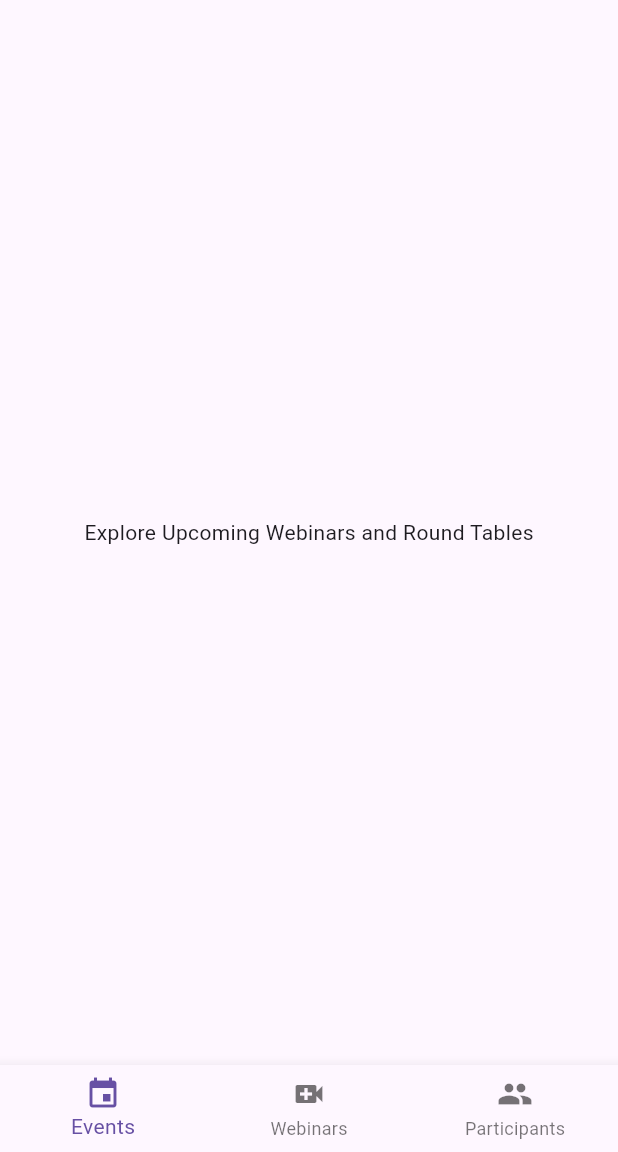
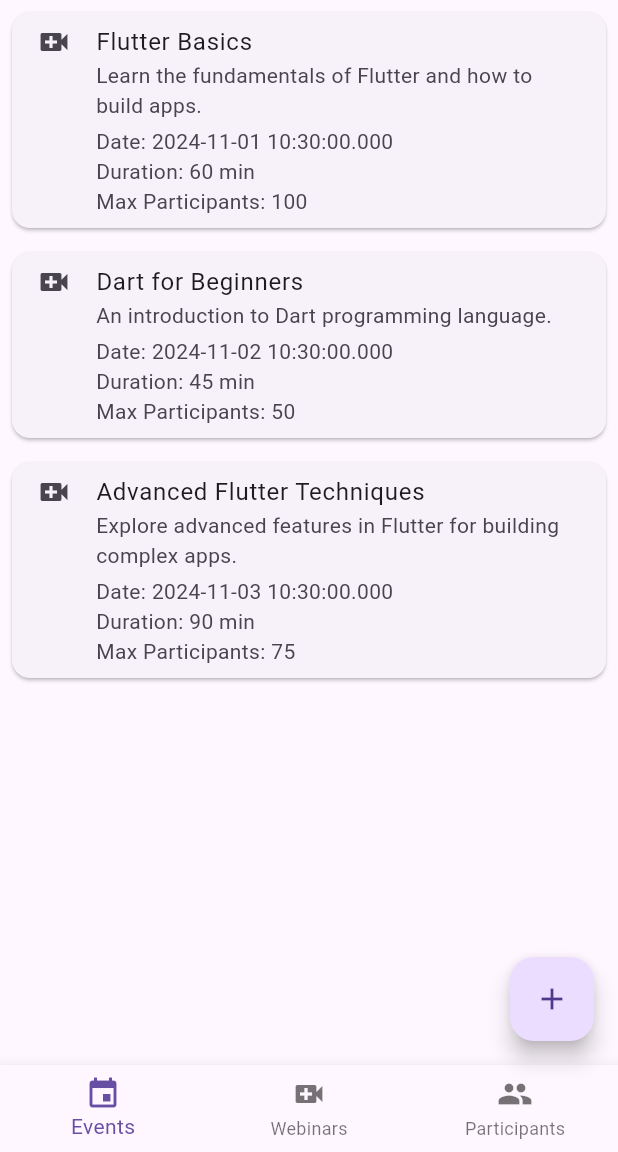
Before and after one commit to salahbnh/Flutter-App, a Flutter app: the RoundTablesWebinarsScreen screen opened by its route, on a phone screen of 412 x 824 dp, the part 84-1236 px from its top. Run offline on Flutter 3.47's test engine with Material 3 defaults, Android fonts, the phone set to English and light mode, and no system bars.

Commit message:
add webinar and view webinars front done

```diff
--- a/lib/main.dart
+++ b/lib/main.dart
@@ -1,4 +1,5 @@
 import 'package:flutter/material.dart';
+import 'package:moodle_app/screens/addwebinars_screen.dart';
 import 'package:moodle_app/screens/webinars_screen.dart';
 import 'screens/login_screen.dart';
 import 'screens/register_screen.dart';
@@ -27,7 +28,8 @@ class MyApp extends StatelessWidget {
         '/register': (context) => RegisterScreen(),
         '/home': (context) => const HomeScreen(),
         '/profile': (context) => const ProfileScreen(),
-        '/roundTablesWebinars': (context) => const RoundTablesWebinarsScreen(), // Add the new route
+        '/roundTablesWebinars': (context) => const RoundTablesWebinarsScreen(),
+        '/addWebinar': (context) => const AddWebinarScreen(), // Add the new route
       },
     );
   }
--- a/lib/screens/webinars_screen.dart
+++ b/lib/screens/webinars_screen.dart
@@ -1,7 +1,23 @@
-// RoundTablesWebinarsScreen.dart
 import 'package:flutter/material.dart';
+import 'package:moodle_app/screens/addwebinars_screen.dart';
 import '/widgets/custom_appBar.dart';
 import '/widgets/custom_drawer.dart';
+
+class Webinar {
+  final String title;
+  final String description;
+  final DateTime date;
+  final int duration;
+  final int maxParticipants;
+
+  Webinar({
+    required this.title,
+    required this.description,
+    required this.date,
+    required this.duration,
+    required this.maxParticipants,
+  });
+}
 
 class RoundTablesWebinarsScreen extends StatefulWidget {
   const RoundTablesWebinarsScreen({super.key});
@@ -11,6 +27,30 @@ class RoundTablesWebinarsScreen extends StatefulWidget {
 }
 
 class _RoundTablesWebinarsScreenState extends State<RoundTablesWebinarsScreen> {
+  final List<Webinar> webinars = [
+    Webinar(
+      title: 'Flutter Basics',
+      description: 'Learn the fundamentals of Flutter and how to build apps.',
+      date: DateTime.now().add(Duration(days: 1)),
+      duration: 60,
+      maxParticipants: 100,
+    ),
+    Webinar(
+      title: 'Dart for Beginners',
+      description: 'An introduction to Dart programming language.',
+      date: DateTime.now().add(Duration(days: 2)),
+      duration: 45,
+      maxParticipants: 50,
+    ),
+    Webinar(
+      title: 'Advanced Flutter Techniques',
+      description: 'Explore advanced features in Flutter for building complex apps.',
+      date: DateTime.now().add(Duration(days: 3)),
+      duration: 90,
+      maxParticipants: 75,
+    ),
+  ];
+
   @override
   Widget build(BuildContext context) {
     return Scaffold(
@@ -20,8 +60,29 @@ class _RoundTablesWebinarsScreenState extends State<RoundTablesWebinarsScreen> {
         userImageUrl: 'assets/images/moodle.png',
       ),
       endDrawer: const CustomDrawer(),
-      body: const Center(
-        child: Text('Explore Upcoming Webinars and Round Tables'),
+      body: ListView.builder(
+        itemCount: webinars.length,
+        itemBuilder: (context, index) {
+          final webinar = webinars[index];
+          return Card(
+            margin: const EdgeInsets.all(8.0),
+            child: ListTile(
+              leading: const Icon(Icons.video_call), // Icon for the webinar
+              title: Text(webinar.title),
+              subtitle: Column(
+                crossAxisAlignment: CrossAxisAlignment.start,
+                children: [
+                  Text(webinar.description),
+                  const SizedBox(height: 4.0),
+                  Text('Date: ${webinar.date}'),
+                  Text('Duration: ${webinar.duration} min'),
+                  Text('Max Participants: ${webinar.maxParticipants}'),
+                ],
+              ),
+              isThreeLine: true,
+            ),
+          );
+        },
       ),
       bottomNavigationBar: BottomNavigationBar(
         items: const [
@@ -39,6 +100,39 @@ class _RoundTablesWebinarsScreenState extends State<RoundTablesWebinarsScreen> {
           ),
         ],
       ),
+      floatingActionButton: FloatingActionButton(
+        onPressed: () {
+          _showCreateWebinarMenu(context);
+        },
+        child: const Icon(Icons.add),
+      ),
     );
   }
+
+  void _showCreateWebinarMenu(BuildContext context) {
+    showMenu(
+      context: context,
+      position: RelativeRect.fromLTRB(100, 700, 0, 0), // Adjust position as needed
+      items: [
+        PopupMenuItem(
+          child: TextButton(
+            onPressed: () {
+              Navigator.pop(context); // Close the menu
+              Navigator.push(
+                context,
+                MaterialPageRoute(builder: (context) => const AddWebinarScreen()), // Navigate to the AddWebinarScreen
+              );
+            },
+            child: const Text('Create New Webinar'),
+          ),
+        ),
+      ],
+    );
+  }
+
+  void _createNewWebinar() {
+    // Logic for creating a new webinar
+    // You might want to navigate to another screen or show a dialog
+    print('Create New Webinar button pressed');
+  }
 }
```
Also changed, not shown: lib/screens/addwebinars_screen.dart (added, +146 -0 lines).
